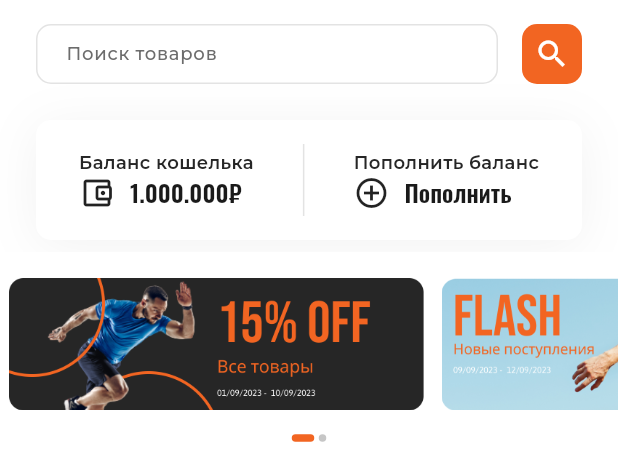
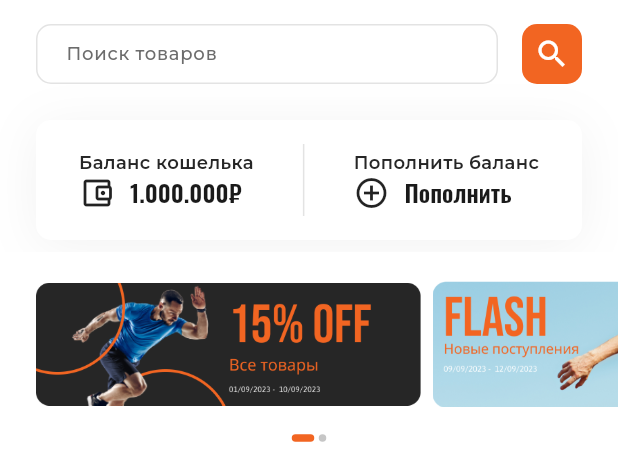
Before and after one commit to woodufx/Sport-Exchange, a Flutter app: the screen it shows after launch, on a phone screen of 412 x 824 dp, the part 84-553 px from its top. Run offline on Flutter 3.47's test engine with Material 3 defaults, Android fonts, the light colour scheme and no system bars; drawn by our look-alikes of google_nav_bar, smooth_page_indicator; our stand-ins replace auto_route, flutter_svg; network calls fail; project files that could hold a hidden picture were left out.

Commit message:
Change according to the comment

```diff
--- a/sport_exchange/lib/featurtes/home/widgets/promocodes.dart
+++ b/sport_exchange/lib/featurtes/home/widgets/promocodes.dart
@@ -26,8 +26,10 @@
                 padEnds: false,
                 controller: _controller,
                 children: const [
-                  PromocodeBanner(imagePath: 'assets/first-banner.png'),
-                  PromocodeBanner(imagePath: 'assets/second-banner.png'),
+                  PromoCodeBanner(
+                      imagePath: 'assets/first-banner.png', isFirst: true),
+                  PromoCodeBanner(
+                      imagePath: 'assets/second-banner.png', isFirst: false),
                 ],
               ),
             ),
--- a/sport_exchange/lib/featurtes/home/widgets/promocodes/promocode.dart
+++ b/sport_exchange/lib/featurtes/home/widgets/promocodes/promocode.dart
@@ -1,16 +1,23 @@
 import 'package:flutter/material.dart';
 
-class PromocodeBanner extends StatelessWidget {
+class PromoCodeBanner extends StatelessWidget {
   final String imagePath;
+  final bool isFirst;
 
-  const PromocodeBanner({Key? key, required this.imagePath}) : super(key: key);
+  const PromoCodeBanner({
+    Key? key,
+    required this.imagePath,
+    required this.isFirst,
+  }) : super(key: key);
 
   @override
   Widget build(BuildContext context) {
     return Scaffold(
       backgroundColor: Colors.transparent,
       body: Padding(
-        padding: const EdgeInsets.only(right: 6, left: 6),
+        padding: isFirst
+            ? const EdgeInsets.fromLTRB(24, 0, 8, 0)
+            : const EdgeInsets.only(right: 24),
         child: Container(
           decoration: BoxDecoration(
             borderRadius: BorderRadius.circular(10),
```
